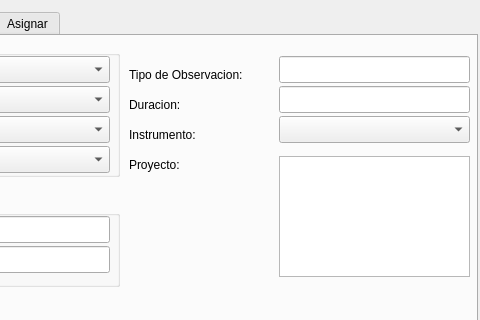
Before: the Qt Designer form gui/paneladministrativo.ui in joselp/observe-qt, drawn with Qt 5; both pictures show x 153 to 633 and y 0 to 320 of the 633 by 421 pixel window.
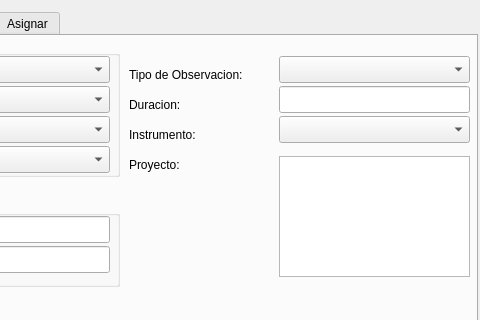
After: the same form once the commit is applied. The open tabs and pages were chosen to show the change.

The edit to the form file:
```diff
--- a/gui/paneladministrativo.ui
+++ b/gui/paneladministrativo.ui
@@ -438,16 +438,6 @@
       <string>Instrumento:</string>
      </property>
     </widget>
-    <widget class="QLineEdit" name="lineEditTipoObservacion">
-     <property name="geometry">
-      <rect>
-       <x>420</x>
-       <y>20</y>
-       <width>191</width>
-       <height>27</height>
-      </rect>
-     </property>
-    </widget>
     <widget class="QLineEdit" name="lineEditDuracion">
      <property name="geometry">
       <rect>
@@ -478,6 +468,16 @@
       </rect>
      </property>
     </widget>
+    <widget class="QComboBox" name="comboBoxTipo">
+     <property name="geometry">
+      <rect>
+       <x>420</x>
+       <y>20</y>
+       <width>191</width>
+       <height>27</height>
+      </rect>
+     </property>
+    </widget>
    </widget>
    <widget class="QWidget" name="tab_3">
     <attribute name="title">
```
Left out of the diff: 2 changed lines with no effect on the pictures.
